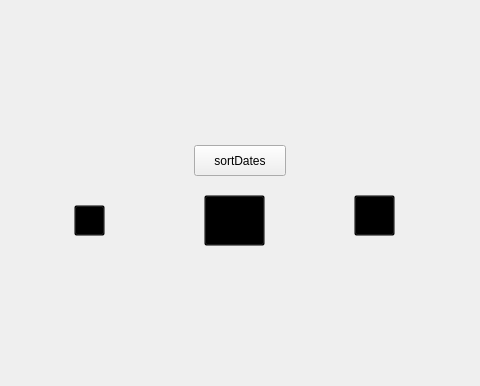
This is mainwindow.ui in blakefuller/TaskPlanner as Qt 5 draws it before an edit; both pictures show x 136 to 616 and y 625 to 1011 of the 739 by 1011 pixel window. The edited form follows.
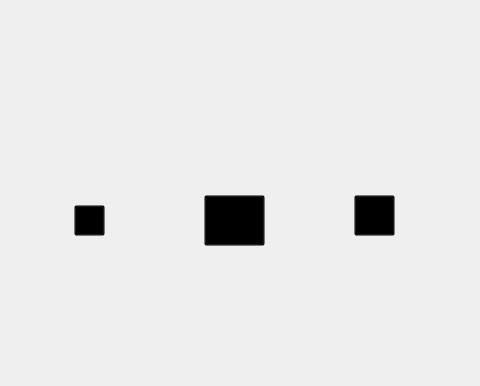
This is the edited form. The open tabs and pages were chosen to show the change. Icons and pictures are not drawn.

Commit message: deleted sort button

```diff
--- a/mainwindow.ui
+++ b/mainwindow.ui
@@ -582,19 +582,6 @@
      <string/>
     </property>
    </widget>
-   <widget class="QPushButton" name="sortDates">
-    <property name="geometry">
-     <rect>
-      <x>330</x>
-      <y>770</y>
-      <width>92</width>
-      <height>31</height>
-     </rect>
-    </property>
-    <property name="text">
-     <string>sortDates</string>
-    </property>
-   </widget>
    <zorder>label</zorder>
    <zorder>stackedWidget</zorder>
    <zorder>dateLabel</zorder>
```
Left out of the diff: 3 changed lines with no effect on the pictures.
